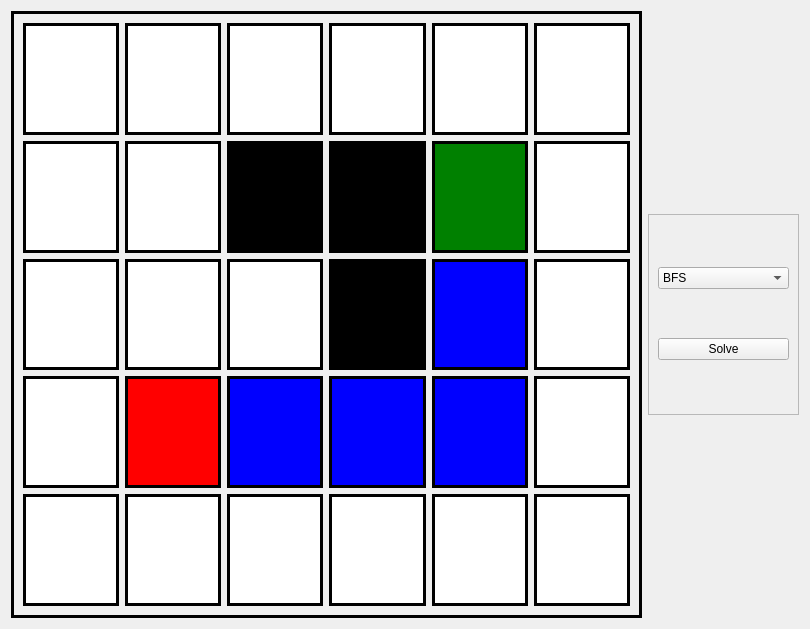
The window that Grid/grid_solver.ui (domingo2000/AI) describes before a commit, drawn with Qt 5.
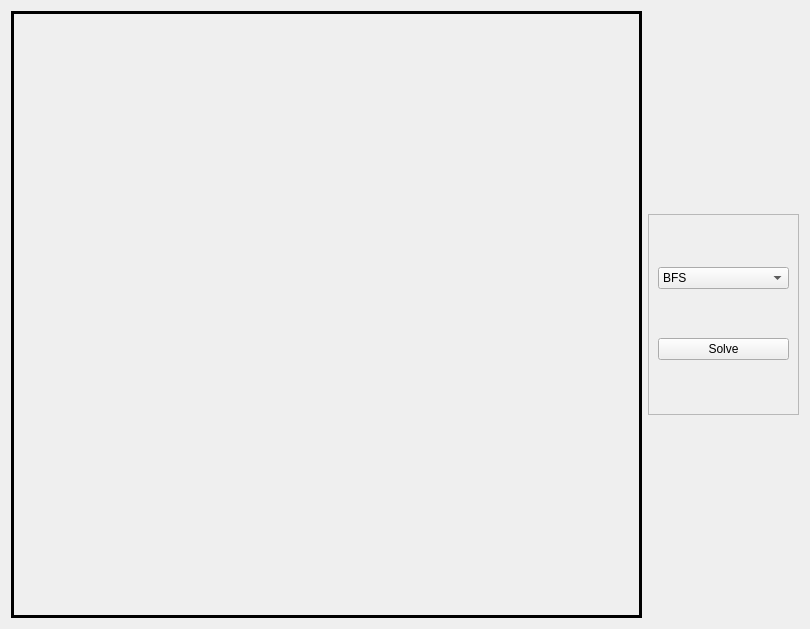
The same window after the commit.

Commit message: finished the grid implementation

Diff of the .ui file:
```diff
--- a/Grid/grid_solver.ui
+++ b/Grid/grid_solver.ui
@@ -25,312 +25,7 @@
      <property name="frameShadow">
       <enum>QFrame::Raised</enum>
      </property>
-     <layout class="QGridLayout" name="gridLayout">
-      <item row="3" column="2">
-       <widget class="QLabel" name="label_21">
-        <property name="styleSheet">
-         <string notr="true">background-color: blue
-;</string>
-        </property>
-        <property name="text">
-         <string/>
-        </property>
-       </widget>
-      </item>
-      <item row="3" column="1">
-       <widget class="QLabel" name="label_20">
-        <property name="styleSheet">
-         <string notr="true">background-color: red;</string>
-        </property>
-        <property name="text">
-         <string/>
-        </property>
-       </widget>
-      </item>
-      <item row="2" column="1">
-       <widget class="QLabel" name="label_8">
-        <property name="styleSheet">
-         <string notr="true">background-color: white;</string>
-        </property>
-        <property name="text">
-         <string/>
-        </property>
-       </widget>
-      </item>
-      <item row="4" column="3">
-       <widget class="QLabel" name="label_28">
-        <property name="styleSheet">
-         <string notr="true">background-color: white;</string>
-        </property>
-        <property name="text">
-         <string/>
-        </property>
-       </widget>
-      </item>
-      <item row="0" column="0">
-       <widget class="QLabel" name="label">
-        <property name="styleSheet">
-         <string notr="true">background-color: white;</string>
-        </property>
-        <property name="text">
-         <string/>
-        </property>
-       </widget>
-      </item>
-      <item row="2" column="5">
-       <widget class="QLabel" name="label_16">
-        <property name="styleSheet">
-         <string notr="true">background-color: white;</string>
-        </property>
-        <property name="text">
-         <string/>
-        </property>
-       </widget>
-      </item>
-      <item row="2" column="0">
-       <widget class="QLabel" name="label_7">
-        <property name="styleSheet">
-         <string notr="true">background-color: white;</string>
-        </property>
-        <property name="text">
-         <string/>
-        </property>
-       </widget>
-      </item>
-      <item row="0" column="3">
-       <widget class="QLabel" name="label_10">
-        <property name="styleSheet">
-         <string notr="true">background-color: white;</string>
-        </property>
-        <property name="text">
-         <string/>
-        </property>
-       </widget>
-      </item>
-      <item row="1" column="2">
-       <widget class="QLabel" name="label_32">
-        <property name="styleSheet">
-         <string notr="true">background-color: black;</string>
-        </property>
-        <property name="text">
-         <string/>
-        </property>
-       </widget>
-      </item>
-      <item row="3" column="0">
-       <widget class="QLabel" name="label_19">
-        <property name="styleSheet">
-         <string notr="true">background-color: white;</string>
-        </property>
-        <property name="text">
-         <string/>
-        </property>
-       </widget>
-      </item>
-      <item row="2" column="2">
-       <widget class="QLabel" name="label_9">
-        <property name="styleSheet">
-         <string notr="true">background-color: white;</string>
-        </property>
-        <property name="text">
-         <string/>
-        </property>
-       </widget>
-      </item>
-      <item row="4" column="1">
-       <widget class="QLabel" name="label_26">
-        <property name="styleSheet">
-         <string notr="true">background-color: white;</string>
-        </property>
-        <property name="text">
-         <string/>
-        </property>
-       </widget>
-      </item>
-      <item row="1" column="4">
-       <widget class="QLabel" name="label_14">
-        <property name="styleSheet">
-         <string notr="true">background-color: green;</string>
-        </property>
-        <property name="text">
-         <string/>
-        </property>
-       </widget>
-      </item>
-      <item row="4" column="0">
-       <widget class="QLabel" name="label_25">
-        <property name="styleSheet">
-         <string notr="true">background-color: white;</string>
-        </property>
-        <property name="text">
-         <string/>
-        </property>
-       </widget>
-      </item>
-      <item row="1" column="3">
-       <widget class="QLabel" name="label_12">
-        <property name="styleSheet">
-         <string notr="true">background-color: black;</string>
-        </property>
-        <property name="text">
-         <string/>
-        </property>
-       </widget>
-      </item>
-      <item row="3" column="3">
-       <widget class="QLabel" name="label_33">
-        <property name="styleSheet">
-         <string notr="true">background-color: blue
-;</string>
-        </property>
-        <property name="text">
-         <string/>
-        </property>
-       </widget>
-      </item>
-      <item row="0" column="4">
-       <widget class="QLabel" name="label_13">
-        <property name="styleSheet">
-         <string notr="true">background-color: white;</string>
-        </property>
-        <property name="text">
-         <string/>
-        </property>
-       </widget>
-      </item>
-      <item row="4" column="4">
-       <widget class="QLabel" name="label_29">
-        <property name="styleSheet">
-         <string notr="true">background-color: white;</string>
-        </property>
-        <property name="text">
-         <string/>
-        </property>
-       </widget>
-      </item>
-      <item row="4" column="5">
-       <widget class="QLabel" name="label_30">
-        <property name="styleSheet">
-         <string notr="true">background-color: white;</string>
-        </property>
-        <property name="text">
-         <string/>
-        </property>
-       </widget>
-      </item>
-      <item row="3" column="5">
-       <widget class="QLabel" name="label_24">
-        <property name="styleSheet">
-         <string notr="true">background-color: white;</string>
-        </property>
-        <property name="text">
-         <string/>
-        </property>
-       </widget>
-      </item>
-      <item row="0" column="1">
-       <widget class="QLabel" name="label_3">
-        <property name="styleSheet">
-         <string notr="true">background-color: white;</string>
-        </property>
-        <property name="text">
-         <string/>
-        </property>
-       </widget>
-      </item>
-      <item row="1" column="5">
-       <widget class="QLabel" name="label_17">
-        <property name="styleSheet">
-         <string notr="true">background-color: white;</string>
-        </property>
-        <property name="text">
-         <string/>
-        </property>
-       </widget>
-      </item>
-      <item row="1" column="0">
-       <widget class="QLabel" name="label_2">
-        <property name="styleSheet">
-         <string notr="true">background-color: white;</string>
-        </property>
-        <property name="text">
-         <string/>
-        </property>
-       </widget>
-      </item>
-      <item row="4" column="2">
-       <widget class="QLabel" name="label_27">
-        <property name="styleSheet">
-         <string notr="true">background-color: white;</string>
-        </property>
-        <property name="text">
-         <string/>
-        </property>
-       </widget>
-      </item>
-      <item row="1" column="1">
-       <widget class="QLabel" name="label_4">
-        <property name="styleSheet">
-         <string notr="true">background-color: white;</string>
-        </property>
-        <property name="text">
-         <string/>
-        </property>
-       </widget>
-      </item>
-      <item row="0" column="2">
-       <widget class="QLabel" name="label_5">
-        <property name="styleSheet">
-         <string notr="true">background-color: white;</string>
-        </property>
-        <property name="text">
-         <string/>
-        </property>
-       </widget>
-      </item>
-      <item row="2" column="3">
-       <widget class="QLabel" name="label_31">
-        <property name="styleSheet">
-         <string notr="true">background-color: black;</string>
-        </property>
-        <property name="text">
-         <string/>
-        </property>
-       </widget>
-      </item>
-      <item row="0" column="5">
-       <widget class="QLabel" name="label_18">
-        <property name="styleSheet">
-         <string notr="true">background-color: white;</string>
-        </property>
-        <property name="text">
-         <string/>
-        </property>
-       </widget>
-      </item>
-      <item row="3" column="4">
-       <widget class="QLabel" name="label_34">
-        <property name="styleSheet">
-         <string notr="true">background-color: blue
-;</string>
-        </property>
-        <property name="text">
-         <string/>
-        </property>
-       </widget>
-      </item>
-      <item row="2" column="4">
-       <widget class="QLabel" name="label_35">
-        <property name="styleSheet">
-         <string notr="true">background-color: blue
-;</string>
-        </property>
-        <property name="text">
-         <string/>
-        </property>
-       </widget>
-      </item>
-     </layout>
+     <layout class="QGridLayout" name="gridLayout"/>
     </widget>
    </item>
    <item>
```
Left out of the diff: 2 changed lines with no effect on the pictures. The commit also changes 5 other files.
